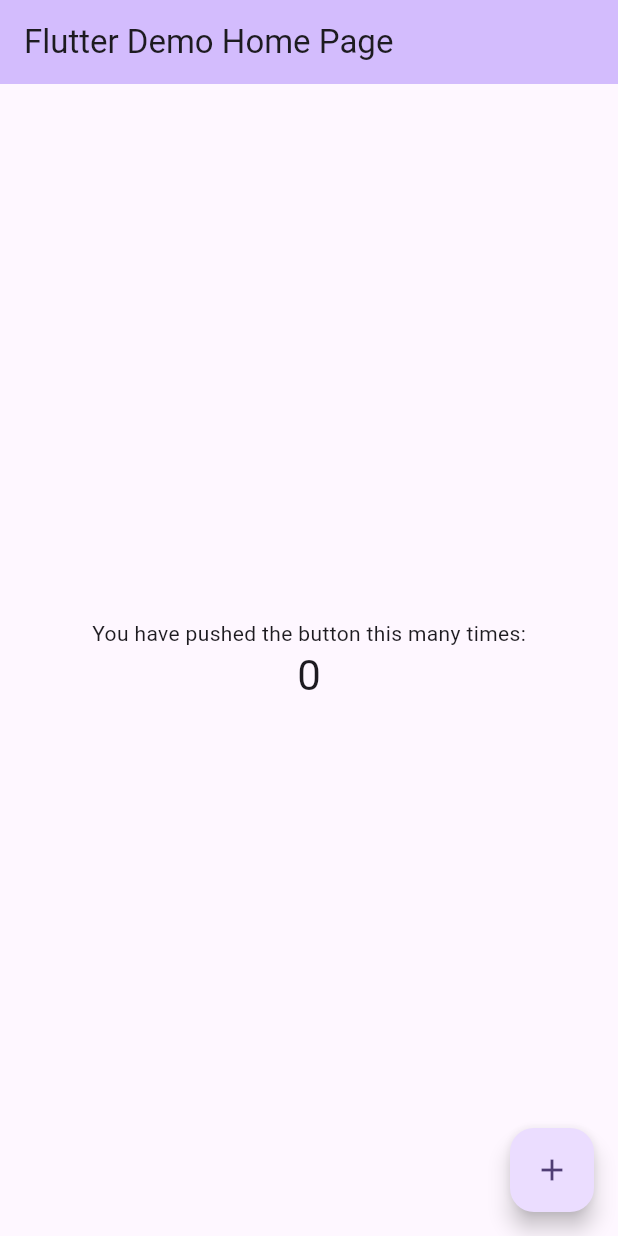
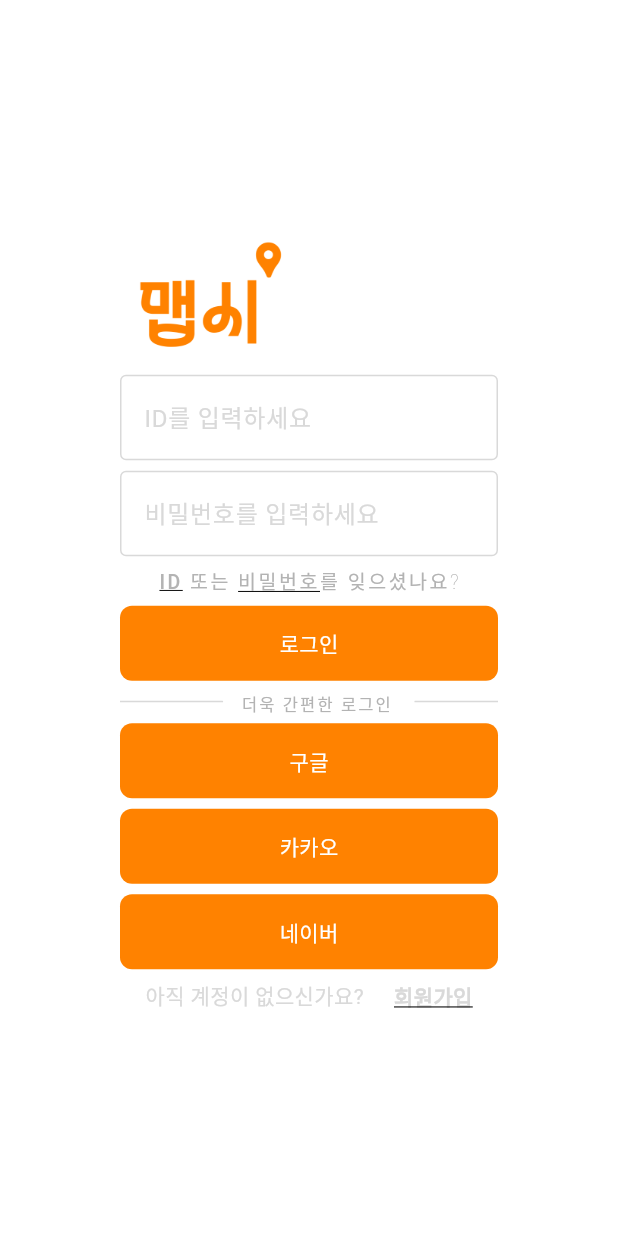
Before and after one commit to 24mapsee/mapsee_front, a Flutter app: the screen it shows after launch, on a phone screen of 412 x 824 dp. Run offline on Flutter 3.47's test engine with Material 3 defaults, Android fonts, the light colour scheme and no system bars; Roboto replaces fonts that are missing (Pretendard).

Commit message:
Feat: 로그인 페이지 생성 - 로고 삽입 - 텍스트 필드 컴포넌트 생성 - 버튼 컴포넌트 생성 - 임시 로그인 버튼 삽입 (네이버, 구글, 카카오)

```diff
--- /dev/null
+++ b/lib/components/my_button.dart
@@ -0,0 +1,28 @@
+import 'package:flutter/material.dart';
+
+class MyButton extends StatelessWidget {
+  final void Function()? onTap;
+  final String text;
+
+  const MyButton({super.key, required this.text, required this.onTap});
+
+  @override
+  Widget build(BuildContext context) {
+    return GestureDetector(
+      onTap: onTap,
+      child: Container(
+          decoration: BoxDecoration(
+            color: Theme.of(context).colorScheme.primary,
+            borderRadius: BorderRadius.circular(8),
+          ),
+          padding: const EdgeInsets.all(15),
+          margin: const EdgeInsets.symmetric(horizontal: 0),
+          child: Center(
+            child: Text(
+              text,
+              style: TextStyle(color: Theme.of(context).colorScheme.background),
+            ),
+          )),
+    );
+  }
+}
--- /dev/null
+++ b/lib/components/my_textfield.dart
@@ -0,0 +1,37 @@
+import 'package:flutter/material.dart';
+
+class MyTextfield extends StatelessWidget {
+  final String hintText;
+  final bool obscureText;
+  final TextEditingController controller;
+
+  const MyTextfield(
+      {super.key,
+      required this.hintText,
+      required this.obscureText,
+      required this.controller});
+
+  @override
+  Widget build(BuildContext context) {
+    return Padding(
+      padding: const EdgeInsets.symmetric(horizontal: 0.0),
+      child: TextField(
+        obscureText: obscureText,
+        controller: controller,
+        decoration: InputDecoration(
+            enabledBorder: OutlineInputBorder(
+              borderSide:
+                  BorderSide(color: Theme.of(context).colorScheme.outline),
+            ),
+            focusedBorder: OutlineInputBorder(
+              borderSide:
+                  BorderSide(color: Theme.of(context).colorScheme.secondary),
+            ),
+            fillColor: Theme.of(context).colorScheme.background,
+            filled: true,
+            hintText: hintText,
+            hintStyle: TextStyle(color: Theme.of(context).colorScheme.outline)),
+      ),
+    );
+  }
+}
--- a/lib/main.dart
+++ b/lib/main.dart
@@ -1,4 +1,6 @@
 import 'package:flutter/material.dart';
+import 'package:mapsee/pages/login_page.dart';
+import 'package:mapsee/theme/light_mode.dart';
 
 void main() {
   runApp(const MyApp());
@@ -11,115 +13,9 @@
   @override
   Widget build(BuildContext context) {
     return MaterialApp(
-      title: 'Flutter Demo',
-      theme: ThemeData(
-        // This is the theme of your application.
-        //
-        // TRY THIS: Try running your application with "flutter run". You'll see
-        // the application has a purple toolbar. Then, without quitting the app,
-        // try changing the seedColor in the colorScheme below to Colors.green
-        // and then invoke "hot reload" (save your changes or press the "hot
-        // reload" button in a Flutter-supported IDE, or press "r" if you used
-        // the command line to start the app).
-        //
-        // Notice that the counter didn't reset back to zero; the application
-        // state is not lost during the reload. To reset the state, use hot
-        // restart instead.
-        //
-        // This works for code too, not just values: Most code changes can be
-        // tested with just a hot reload.
-        colorScheme: ColorScheme.fromSeed(seedColor: Colors.deepPurple),
-        useMaterial3: true,
-      ),
-      home: const MyHomePage(title: 'Flutter Demo Home Page'),
+      debugShowCheckedModeBanner: false,
+      home: LoginPage(),
+      theme: lightMode,
     );
   }
 }
-
-class MyHomePage extends StatefulWidget {
-  const MyHomePage({super.key, required this.title});
-
-  // This widget is the home page of your application. It is stateful, meaning
-  // that it has a State object (defined below) that contains fields that affect
-  // how it looks.
-
-  // This class is the configuration for the state. It holds the values (in this
-  // case the title) provided by the parent (in this case the App widget) and
-  // used by the build method of the State. Fields in a Widget subclass are
-  // always marked "final".
-
-  final String title;
-
-  @override
-  State<MyHomePage> createState() => _MyHomePageState();
-}
-
-class _MyHomePageState extends State<MyHomePage> {
-  int _counter = 0;
-
-  void _incrementCounter() {
-    setState(() {
-      // This call to setState tells the Flutter framework that something has
-      // changed in this State, which causes it to rerun the build method below
-      // so that the display can reflect the updated values. If we changed
-      // _counter without calling setState(), then the build method would not be
-      // called again, and so nothing would appear to happen.
-      _counter++;
-    });
-  }
-
-  @override
-  Widget build(BuildContext context) {
-    // This method is rerun every time setState is called, for instance as done
-    // by the _incrementCounter method above.
-    //
-    // The Flutter framework has been optimized to make rerunning build methods
-    // fast, so that you can just rebuild anything that needs updating rather
-    // than having to individually change instances of widgets.
-    return Scaffold(
-      appBar: AppBar(
-        // TRY THIS: Try changing the color here to a specific color (to
-        // Colors.amber, perhaps?) and trigger a hot reload to see the AppBar
-        // change color while the other colors stay the same.
-        backgroundColor: Theme.of(context).colorScheme.inversePrimary,
-        // Here we take the value from the MyHomePage object that was created by
-        // the App.build method, and use it to set our appbar title.
-        title: Text(widget.title),
-      ),
-      body: Center(
-        // Center is a layout widget. It takes a single child and positions it
-        // in the middle of the parent.
-        child: Column(
-          // Column is also a layout widget. It takes a list of children and
-          // arranges them vertically. By default, it sizes itself to fit its
-          // children horizontally, and tries to be as tall as its parent.
-          //
-          // Column has various properties to control how it sizes itself and
-          // how it positions its children. Here we use mainAxisAlignment to
-          // center the children vertically; the main axis here is the vertical
-          // axis because Columns are vertical (the cross axis would be
-          // horizontal).
-          //
-          // TRY THIS: Invoke "debug painting" (choose the "Toggle Debug Paint"
-          // action in the IDE, or press "p" in the console), to see the
-          // wireframe for each widget.
-          mainAxisAlignment: MainAxisAlignment.center,
-          children: <Widget>[
-            const Text(
-              'You have pushed the button this many times:',
-            ),
-            Text(
-              '$_counter',
-              style: Theme.of(context).textTheme.headlineMedium,
-            ),
-          ],
-        ),
-      ),
-      floatingActionButton: FloatingActionButton(
-        onPressed: _incrementCounter,
-        tooltip: 'Increment',
-        child: const Icon(Icons.add),
-      ), // This trailing comma makes auto-formatting nicer for build methods.
-    );
-  }
-}
--- /dev/null
+++ b/lib/pages/login_page.dart
@@ -0,0 +1,213 @@
+import 'package:flutter/material.dart';
+import 'package:mapsee/components/my_button.dart';
+import 'package:mapsee/components/my_textfield.dart';
+
+class LoginPage extends StatelessWidget {
+  // id, pw text controller
+  final TextEditingController _idController = TextEditingController();
+  final TextEditingController _pwController = TextEditingController();
+
+  LoginPage({
+    super.key,
+  });
+
+  // login method
+  void login() {}
+
+  @override
+  Widget build(BuildContext context) {
+    return Scaffold(
+      backgroundColor: Theme.of(context).colorScheme.background,
+      body: Padding(
+        padding: const EdgeInsets.symmetric(horizontal: 80.0),
+        child: Column(
+          mainAxisAlignment: MainAxisAlignment.center,
+          crossAxisAlignment: CrossAxisAlignment.start,
+          children: [
+            // logo
+            Image.asset(
+              'assets/images/mapsee_logo.png',
+              width: 126,
+              height: 100,
+            ),
+            // Id field
+            MyTextfield(
+              hintText: "ID를 입력하세요",
+              obscureText: false,
+              controller: _idController,
+            ),
+            const SizedBox(height: 7),
+            // PW field
+            MyTextfield(
+              hintText: "비밀번호를 입력하세요",
+              obscureText: true,
+              controller: _pwController,
+            ),
+            // 아이디 비번 잊으셨나요
+            const SizedBox(height: 7),
+            Center(
+              child: SizedBox(
+                child: Text.rich(
+                  TextSpan(
+                    children: [
+                      TextSpan(
+                        text: 'ID',
+                        style: TextStyle(
+                          color: Color(0xFFB3B3B3),
+                          fontSize: 13,
+                          fontFamily: 'Pretendard',
+                          fontWeight: FontWeight.w500,
+                          decoration: TextDecoration.underline,
+                          height: 0,
+                          letterSpacing: 1.69,
+                        ),
+                      ),
+                      TextSpan(
+                        text: ' 또는 ',
+                        style: TextStyle(
+                          color: Color(0xFFB3B3B3),
+                          fontSize: 13,
+                          fontFamily: 'Pretendard',
+                          fontWeight: FontWeight.w200,
+                          height: 0,
+                          letterSpacing: 1.69,
+                        ),
+                      ),
+                      TextSpan(
+                        text: '비밀번호',
+                        style: TextStyle(
+                          color: Color(0xFFB3B3B3),
+                          fontSize: 13,
+                          fontFamily: 'Pretendard',
+                          fontWeight: FontWeight.w500,
+                          decoration: TextDecoration.underline,
+                          height: 0,
+                          letterSpacing: 1.69,
+                        ),
+                      ),
+                      TextSpan(
+                        text: '를 잊으셨나요?',
+                        style: TextStyle(
+                          color: Color(0xFFB3B3B3),
+                          fontSize: 13,
+                          fontFamily: 'Pretendard',
+                          fontWeight: FontWeight.w200,
+                          height: 0,
+                          letterSpacing: 1.69,
+                        ),
+                      ),
+                    ],
+                  ),
+                ),
+              ),
+            ),
+
+            const SizedBox(height: 7),
+            // 로그인 버튼
+            MyButton(
+              text: "로그인",
+              onTap: login,
+            ),
+            const SizedBox(height: 7),
+            // 더욱 간편한 로그인
+            Center(
+              child: Container(
+                width: 265,
+                height: 14.35,
+                child: Stack(
+                  children: [
+                    Positioned(
+                      left: 80.60,
+                      top: 0,
+                      child: SizedBox(
+                        width: 104.90,
+                        height: 14.35,
+                        child: Text(
+                          '더욱 간편한 로그인',
+                          style: TextStyle(
+                            color: Color(0xFFB3B3B3),
+                            fontSize: 11,
+                            fontFamily: 'Pretendard',
+                            fontWeight: FontWeight.w300,
+                            height: 0,
+                            letterSpacing: 1.43,
+                          ),
+                        ),
+                      ),
+                    ),
+                    Positioned(
+                      left: 0,
+                      top: 6.62,
+                      child: Container(
+                        width: 68.46,
+                        decoration: ShapeDecoration(
+                          shape: RoundedRectangleBorder(
+                            side: BorderSide(
+                              width: 0.50,
+                              strokeAlign: BorderSide.strokeAlignCenter,
+                              color: Color(0xFFD9D9D9),
+                            ),
+                          ),
+                        ),
+                      ),
+                    ),
+                    Positioned(
+                      left: 196.54,
+                      top: 6.62,
+                      child: Container(
+                        width: 68.46,
+                        decoration: ShapeDecoration(
+                          shape: RoundedRectangleBorder(
+                            side: BorderSide(
+                              width: 0.50,
+                              strokeAlign: BorderSide.strokeAlignCenter,
+                              color: Color(0xFFD9D9D9),
+                            ),
+                          ),
+                        ),
+                      ),
+                    ),
+                  ],
+                ),
+              ),
+            ),
+            const SizedBox(height: 7),
+            // 구글, 카카오, 네이버
+            MyButton(
+              text: "구글",
+              onTap: login,
+            ),
+            const SizedBox(height: 7),
+            MyButton(
+              text: "카카오",
+              onTap: login,
+            ),
+            const SizedBox(height: 7),
+            MyButton(
+              text: "네이버",
+              onTap: login,
+            ),
+            const SizedBox(height: 7),
+            // 회원가입 이동
+            Row(
+              mainAxisAlignment: MainAxisAlignment.center,
+              children: [
+                Text(
+                  "아직 계정이 없으신가요?",
+                  style:
+                      TextStyle(color: Theme.of(context).colorScheme.outline),
+                ),
+                const SizedBox(width: 20),
+                Text("회원가입",
+                    style: TextStyle(
+                        fontWeight: FontWeight.bold,
+                        decoration: TextDecoration.underline,
+                        color: Theme.of(context).colorScheme.outline)),
+              ],
+            )
+          ],
+        ),
+      ),
+    );
+  }
+}
--- /dev/null
+++ b/lib/theme/light_mode.dart
@@ -0,0 +1,10 @@
+import 'package:flutter/material.dart';
+
+ThemeData lightMode = ThemeData(
+  colorScheme: ColorScheme.light(
+    background: Colors.white,
+    primary: Color(0xFFFF8200),
+    secondary: Color(0xFF002E5D),
+    outline:  Color(0xFFD9D9D9)
+  )
+);
--- a/pubspec.yaml
+++ b/pubspec.yaml
@@ -59,9 +59,8 @@ flutter:
   uses-material-design: true
 
   # To add assets to your application, add an assets section, like this:
-  # assets:
-  #   - images/a_dot_burr.jpeg
-  #   - images/a_dot_ham.jpeg
+  assets:
+    - assets/images/mapsee_logo.png
 
   # An image asset can refer to one or more resolution-specific "variants", see
   # https://flutter.dev/to/resolution-aware-images
```
Also changed, not shown: assets/images/mapsee_logo.png (added).
